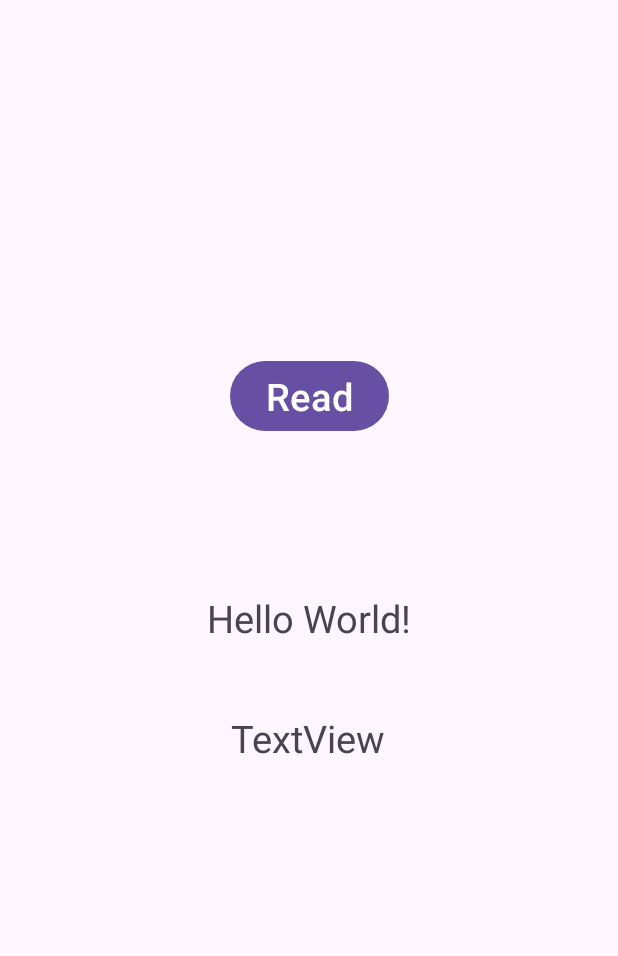
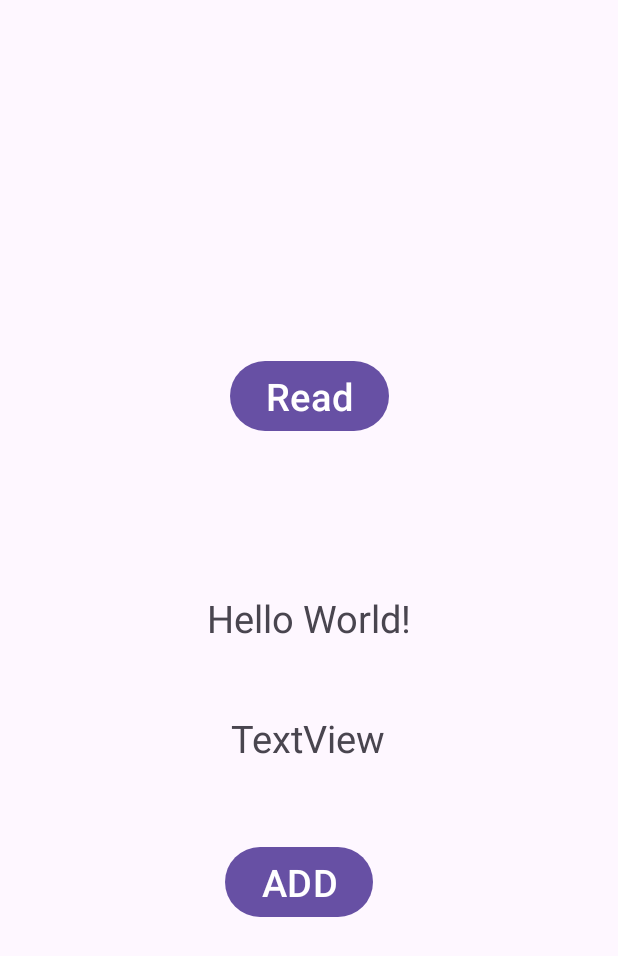
Before and after one commit to potatoscript/AndroidMastery, an Android app: the screen it shows after launch (MainActivity), on a phone screen of 412 x 824 dp. Shown: the top 956 px of the screen. Run offline under Robolectric (Android 15) with nearby library versions, the phone set to English and light mode, and no system bars.

Commit message:
enabled add button to post data

```diff
--- a/app/src/main/java/com/example/myjapanese/ApiClient.java
+++ b/app/src/main/java/com/example/myjapanese/ApiClient.java
@@ -4,7 +4,7 @@ import retrofit2.Retrofit;
 import retrofit2.converter.gson.GsonConverterFactory;
 
 public class ApiClient {
-    private static final String BASE_URL = "http://192.168.213.137:8000/";
+    private static final String BASE_URL = "http://192.168.91.137:8000/";
     private static Retrofit retrofit = null;
 
     public static Retrofit getClient() {
--- a/app/src/main/java/com/example/myjapanese/ApiService.java
+++ b/app/src/main/java/com/example/myjapanese/ApiService.java
@@ -15,9 +15,12 @@ public interface ApiService {
     @GET("potato_posts/")
     Call<List<PotatoPost>> getPotatoPosts();
 
-    @GET("locations/")
+    @GET("location/")
     Call<List<Location>> getLocations();
 
     @GET("item/")
     Call<List<Item>> getItems();
+
+    @POST("item/")
+    Call<Item> createItem(@Body Item item);
 }
--- a/app/src/main/res/layout/activity_main.xml
+++ b/app/src/main/res/layout/activity_main.xml
@@ -44,4 +44,17 @@
         app:layout_constraintTop_toTopOf="parent"
         app:layout_constraintVertical_bias="0.601" />
 
+    <Button
+        android:id="@+id/add_btn"
+        android:layout_width="wrap_content"
+        android:layout_height="wrap_content"
+        android:text="ADD"
+        android:textSize="25sp"
+        app:layout_constraintBottom_toBottomOf="parent"
+        app:layout_constraintEnd_toEndOf="parent"
+        app:layout_constraintHorizontal_bias="0.478"
+        app:layout_constraintStart_toStartOf="parent"
+        app:layout_constraintTop_toTopOf="parent"
+        app:layout_constraintVertical_bias="0.729" />
+
 </androidx.constraintlayout.widget.ConstraintLayout>
--- a/app/src/main/res/xml/network_security_config.xml
+++ b/app/src/main/res/xml/network_security_config.xml
@@ -1,6 +1,6 @@
 <?xml version="1.0" encoding="utf-8"?>
 <network-security-config>
     <domain-config cleartextTrafficPermitted="true">
-        <domain includeSubdomains="true">192.168.213.137</domain>
+        <domain includeSubdomains="true">192.168.91.137</domain>
     </domain-config>
 </network-security-config>
```
Also changed, not shown: app/src/main/java/com/example/myjapanese/Item.java (+8 -26 lines), app/src/main/java/com/example/myjapanese/Location.java (+11 -0 lines), app/src/main/java/com/example/myjapanese/MainActivity.java (+65 -2 lines).
